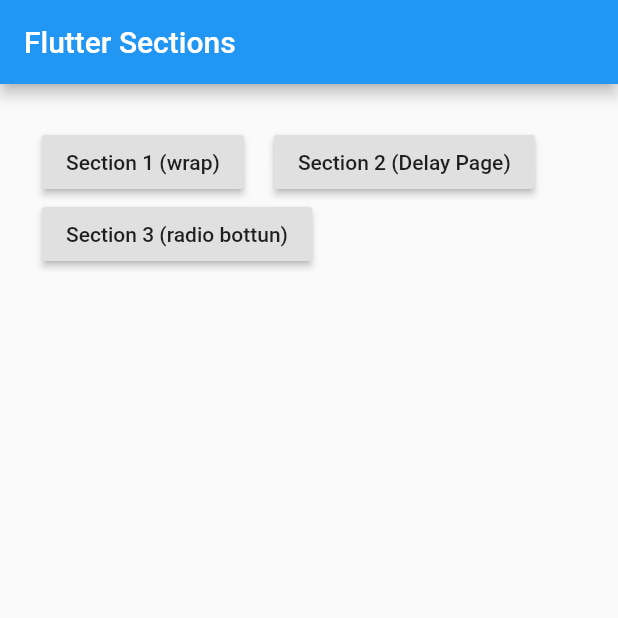
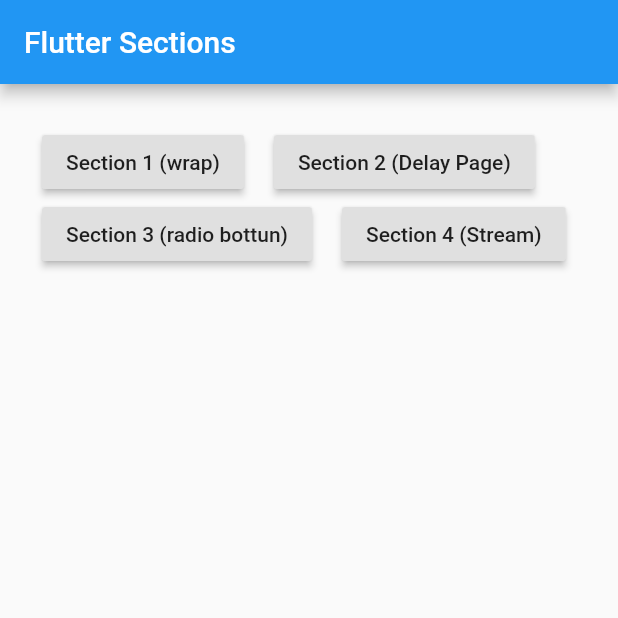
Before and after one commit to b3hzadsh/flutter-learning-section, a Flutter app: the screen it shows after launch, on a phone screen of 412 x 824 dp, the top half of it. Run offline on Flutter 3.47's test engine with Material 2 defaults, Android fonts, the phone set to English and light mode, and no system bars.

Commit message:
stream with no right response

```diff
--- a/lib/main.dart
+++ b/lib/main.dart
@@ -2,6 +2,7 @@ import 'package:flutter/material.dart';
 import 'package:section_all/pages/first_section.dart';
 import 'package:section_all/pages/radio_btn.dart';
 import 'package:section_all/pages/second-section.dart';
+import 'package:section_all/pages/stream.dart';
 // import 'package:section_all/pages/wrap.dart';
 import 'src/routes.dart';
 
@@ -78,6 +79,12 @@ class _MyHomePageState extends State<MyHomePage> {
                         onPressed: () {
                           toOtherSection(context, RadioBtn());
                         },
+                      ),
+                      RaisedButton(
+                        child: Text("Section 4 (Stream)"),
+                        onPressed: () {
+                          toOtherSection(context, StreamPage());
+                        },
                       )
                     ],
                   ),
```
